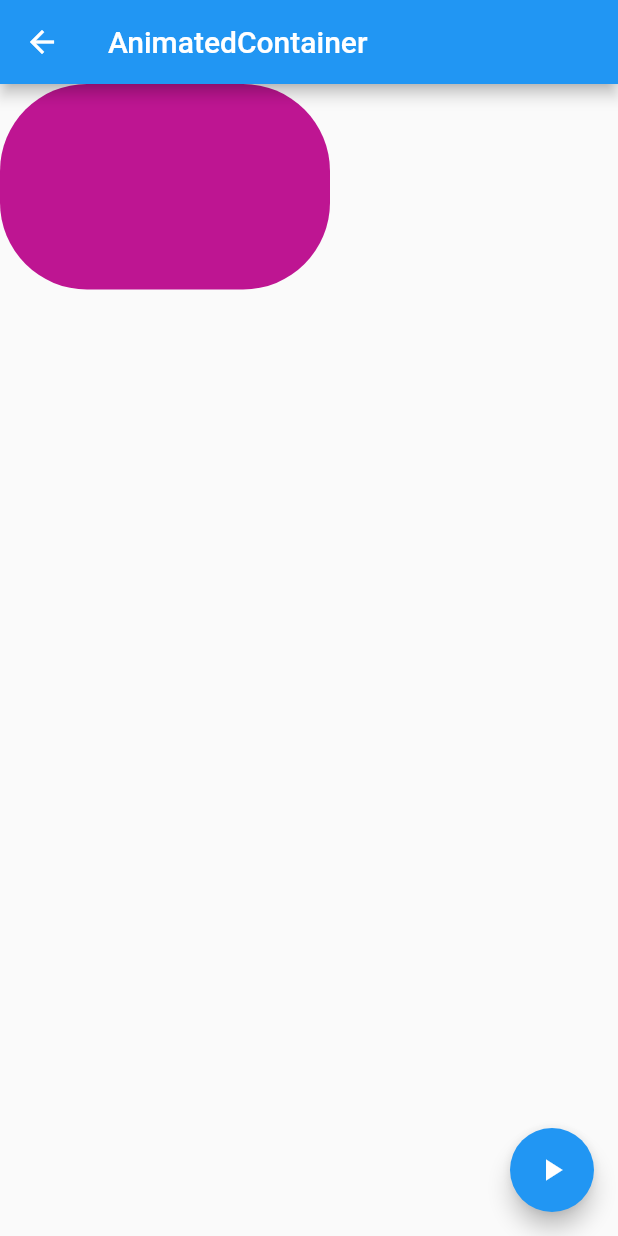
After one commit to QuestG/flutter_tutorials, a Flutter app: the AnimatedContainerWidget screen opened directly, after a tap on the "play arrow" icon, on a phone screen of 412 x 824 dp. The commit adds this screen. Run offline on Flutter 3.47's test engine with Material 2 defaults, Android fonts, the phone set to English and light mode, and no system bars.

Commit message:
feat: AnimatedContainer

```diff
--- /dev/null
+++ b/lib/animation/animated_container.dart
@@ -0,0 +1,45 @@
+import 'dart:math';
+
+import 'package:flutter/material.dart';
+
+class AnimatedContainerWidget extends StatefulWidget {
+  @override
+  _AnimatedContainerWidgetState createState() =>
+      _AnimatedContainerWidgetState();
+}
+
+class _AnimatedContainerWidgetState extends State<AnimatedContainerWidget> {
+  var _width = 50.0;
+  var _height = 50.0;
+  Color _color = Colors.blue;
+  var _borderRadius = BorderRadius.circular(8);
+
+  @override
+  Widget build(BuildContext context) {
+    return Scaffold(
+      appBar: AppBar(
+        title: Text('AnimatedContainer'),
+      ),
+      body: AnimatedContainer(
+        duration: Duration(seconds: 1),
+        width: _width,
+        height: _height,
+        decoration: BoxDecoration(color: _color, borderRadius: _borderRadius),
+      ),
+      floatingActionButton: FloatingActionButton(
+          child: Icon(Icons.play_arrow),
+          onPressed: () {
+            setState(() {
+              final random = Random();
+              _width = random.nextInt(300).toDouble();
+              _height = random.nextInt(300).toDouble();
+
+              _color = Color.fromRGBO(random.nextInt(256), random.nextInt(256),
+                  random.nextInt(256), 1);
+              _borderRadius =
+                  BorderRadius.circular(random.nextInt(100).toDouble());
+            });
+          }),
+    );
+  }
+}
--- a/lib/animation/navi_animation.dart
+++ b/lib/animation/navi_animation.dart
@@ -1,11 +1,16 @@
 import 'package:flutter/material.dart';
 import 'package:tutorials/animation/adding_interactivity.dart';
+import 'package:tutorials/animation/animated_container.dart';
 import 'package:tutorials/animation/animations/samples_animation.dart';
 
 class NaviAnimation extends StatelessWidget {
-  var itemTitles = ['添加互动', 'LogoAnimation'];
+  var itemTitles = ['添加互动', 'LogoAnimation', 'AnimatedContainer'];
 
-  var routes = [FavoriteWidget(), LogoAnimationWidget()];
+  var routes = [
+    FavoriteWidget(),
+    LogoAnimationWidget(),
+    AnimatedContainerWidget()
+  ];
 
   @override
   Widget build(BuildContext context) {
```
